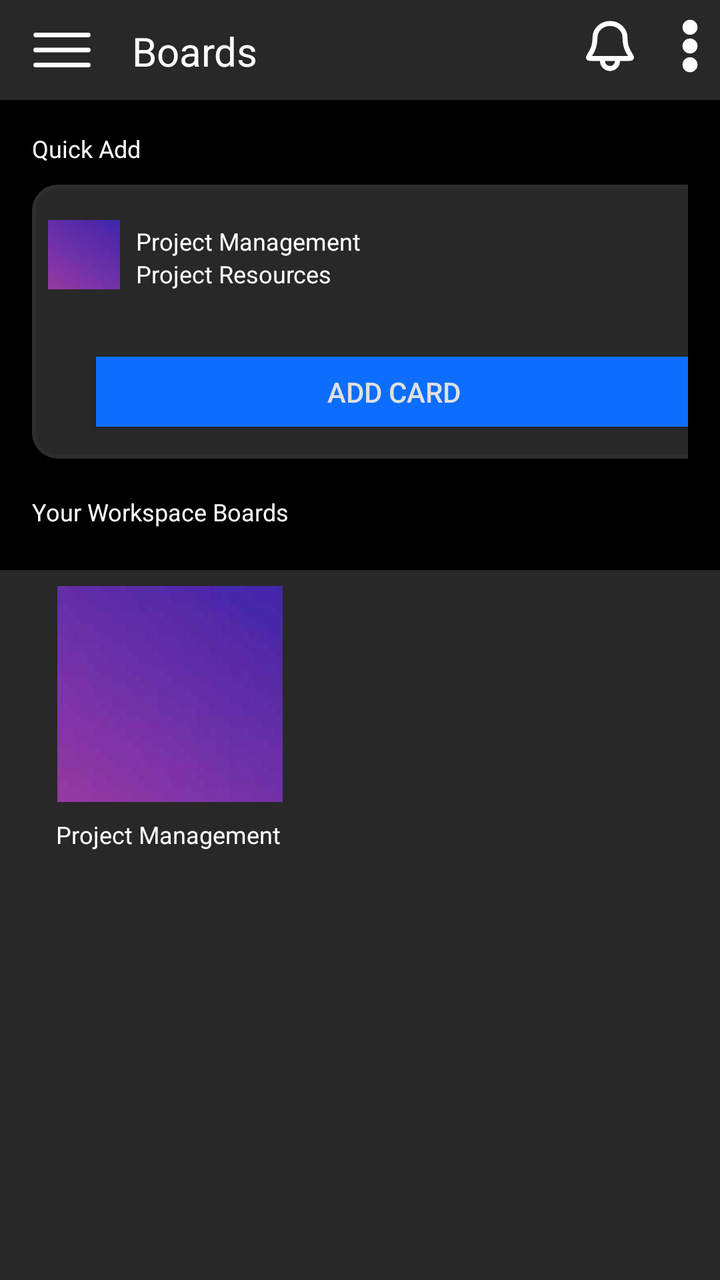
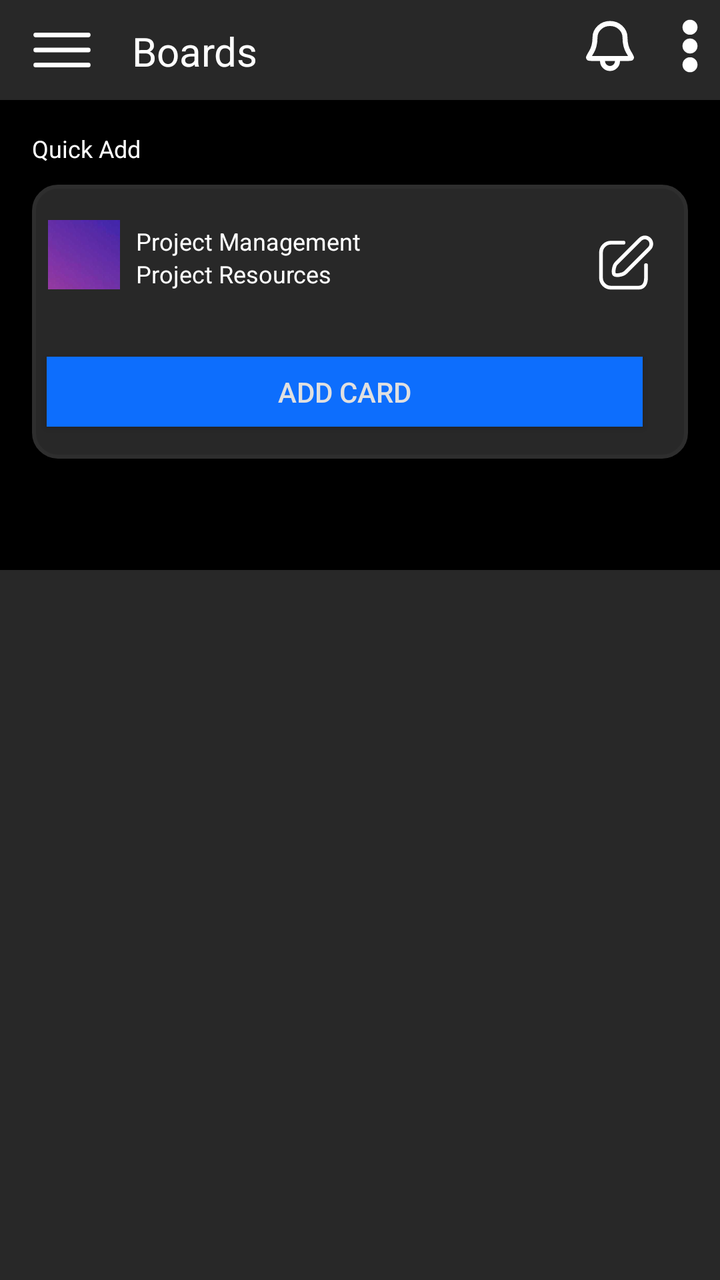

Before-and-after screenshots of an Android layout around one commit, followed by the original layout XML and the change that was made.
<!-- AndroidManifest.xml: activity theme Theme.AppCompat.NoActionBar -->
<!-- res/layout/activity_home.xml -->
<?xml version="1.0" encoding="utf-8"?>
<androidx.constraintlayout.widget.ConstraintLayout
    xmlns:android="http://schemas.android.com/apk/res/android"
    xmlns:app="http://schemas.android.com/apk/res-auto"
    xmlns:tools="http://schemas.android.com/tools"
    android:layout_width="match_parent"
    android:layout_height="match_parent">

    
    <androidx.constraintlayout.widget.ConstraintLayout
        android:id="@+id/header"
        android:layout_width="match_parent"
        android:layout_height="50dp"
        android:background="@color/dark_gray"
        app:layout_constraintEnd_toEndOf="parent"
        app:layout_constraintStart_toStartOf="parent"
        app:layout_constraintTop_toTopOf="parent">

        <ImageView
            android:id="@+id/menu_icon"
            android:layout_width="30dp"
            android:layout_height="48dp"
            android:layout_marginStart="16dp"
            android:layout_marginTop="1dp"
            android:src="@drawable/bars"
            app:layout_constraintStart_toStartOf="parent"
            app:layout_constraintTop_toTopOf="parent" />

        <TextView
            android:id="@+id/tv_boards"
            android:layout_width="wrap_content"
            android:layout_height="wrap_content"
            android:layout_marginStart="20dp"
            android:layout_marginTop="12dp"
            android:text="Boards"
            android:textColor="@color/white"
            android:textSize="20sp"
            app:layout_constraintStart_toEndOf="@id/menu_icon"
            app:layout_constraintTop_toTopOf="parent" />


        <ImageView
            android:id="@+id/notification_icon"
            android:layout_width="30dp"
            android:layout_height="30dp"
            android:layout_marginTop="8dp"
            android:layout_marginRight="40dp"
            android:src="@drawable/bell"
            app:layout_constraintRight_toRightOf="@id/option_icon"
            app:layout_constraintTop_toTopOf="parent" />

        <ImageView
            android:id="@+id/option_icon"
            android:layout_width="30dp"
            android:layout_height="30dp"
            android:layout_marginStart="228dp"
            android:layout_marginTop="8dp"
            android:src="@drawable/options_icon"
            app:layout_constraintRight_toRightOf="parent"
            app:layout_constraintTop_toTopOf="parent" />

    </androidx.constraintlayout.widget.ConstraintLayout>

    
    <androidx.constraintlayout.widget.ConstraintLayout
        android:id="@+id/quick_Add"
        android:layout_width="match_parent"
        android:layout_height="235dp"
        android:background="@color/black"
        android:paddingHorizontal="16dp"
        app:layout_constraintTop_toBottomOf="@id/header">

        <TextView
            android:id="@+id/quick_Add_Text"
            android:layout_width="wrap_content"
            android:layout_height="wrap_content"
            android:layout_marginTop="16dp"
            android:text="Quick Add"
            android:textColor="@color/white"
            android:textSize="12sp"
            app:layout_constraintTop_toTopOf="parent"
            app:layout_constraintStart_toStartOf="parent" />

        <androidx.constraintlayout.widget.ConstraintLayout
            android:id="@+id/add_Card"
            android:layout_width="376dp"
            android:layout_height="137dp"
            android:layout_marginTop="10dp"
            app:layout_constraintTop_toBottomOf="@id/quick_Add_Text"
            android:background="@drawable/border"
            tools:layout_editor_absoluteX="2dp"
            tools:layout_editor_absoluteY="45dp">

            <ImageView
                android:id="@+id/default_icon"
                android:layout_width="36dp"
                android:layout_height="38dp"
                android:layout_marginStart="8dp"
                android:layout_marginTop="16dp"
                android:src="@drawable/default_board"
                app:layout_constraintStart_toStartOf="parent"
                app:layout_constraintTop_toTopOf="parent" />

            <TextView
                android:id="@+id/project_heading"
                android:layout_width="wrap_content"
                android:layout_height="wrap_content"
                android:layout_marginStart="8dp"
                android:layout_marginTop="20dp"
                android:text="Project Management"
                android:textColor="@color/white"
                android:textSize="12sp"
                app:layout_constraintStart_toEndOf="@id/default_icon"
                app:layout_constraintTop_toTopOf="parent" />

            <TextView
                android:id="@+id/project_text"
                android:layout_width="wrap_content"
                android:layout_height="wrap_content"
                android:layout_marginStart="8dp"

                android:text="Project Resources"
                android:textColor="@color/white"
                android:textSize="12sp"
                app:layout_constraintStart_toEndOf="@id/default_icon"
                app:layout_constraintTop_toBottomOf="@id/project_heading" />

            <ImageView
                android:id="@+id/edit_icon"
                android:layout_width="30dp"
                android:layout_height="30dp"
                android:layout_marginTop="24dp"
                android:layout_marginEnd="16dp"
                android:src="@drawable/edit_icon"
                app:layout_constraintEnd_toEndOf="parent"
                app:layout_constraintTop_toTopOf="parent" />

            <Button
                android:id="@+id/btn_add_Card"
                android:layout_width="298dp"
                android:layout_height="35dp"
                android:layout_marginEnd="16dp"
                android:layout_marginBottom="16dp"
                android:background="@color/primary"
                android:gravity="center"
                android:text="Add Card"
                android:textColor="@color/light_gray"
                app:layout_constraintBottom_toBottomOf="parent"
                app:layout_constraintEnd_toEndOf="parent"
                app:layout_constraintHorizontal_bias="0.516"
                app:layout_constraintStart_toStartOf="parent" />
        </androidx.constraintlayout.widget.ConstraintLayout>

        <TextView
            android:id="@+id/workspace_Text"
            android:layout_width="wrap_content"
            android:layout_height="wrap_content"
            android:text="Your Workspace Boards"
            android:textColor="@color/white"
            android:textSize="12sp"
            app:layout_constraintBottom_toBottomOf="parent"
            app:layout_constraintTop_toBottomOf="@id/add_Card"
            app:layout_constraintVertical_bias="0.47"
            tools:layout_editor_absoluteX="0dp" />

    </androidx.constraintlayout.widget.ConstraintLayout>

    
    <androidx.constraintlayout.widget.ConstraintLayout
        android:id="@+id/workspace_section"
        android:layout_width="match_parent"
        android:layout_height="0dp"
        android:background="@color/dark_gray"
        app:layout_constraintBottom_toBottomOf="parent"
        app:layout_constraintTop_toBottomOf="@id/quick_Add">

        <ImageView
            android:id="@+id/workspace_1"
            android:layout_width="162dp"
            android:layout_height="108dp"
            android:layout_marginStart="4dp"
            android:layout_marginTop="8dp"
            android:src="@drawable/default_board"
            app:layout_constraintStart_toStartOf="parent"
            app:layout_constraintTop_toTopOf="parent" />

        <TextView
            android:id="@+id/workspace1_Text"
            android:layout_width="wrap_content"
            android:layout_height="wrap_content"
            android:layout_marginStart="28dp"
            android:layout_marginTop="8dp"
            android:text="Project Management"
            android:textColor="@color/white"
            android:textSize="12sp"
            app:layout_constraintStart_toStartOf="parent"
            app:layout_constraintTop_toBottomOf="@id/workspace_1" />

    </androidx.constraintlayout.widget.ConstraintLayout>

</androidx.constraintlayout.widget.ConstraintLayout>
<!-- resources referenced by this layout -->
<resources>
  <color name="black">#FF000000</color>
  <color name="dark_gray">#282828</color>
  <color name="light_gray">#E0E0E0</color>
  <color name="primary">#0d6efd</color>
  <color name="white">#FFFFFFFF</color>
  <!-- drawable bars (drawable) -->
  <vector xmlns:android="http://schemas.android.com/apk/res/android"
      android:width="800dp"
      android:height="800dp"
      android:viewportWidth="32"
      android:viewportHeight="32">
    <path
        android:strokeWidth="1"
        android:pathData="M2,8.749h28c0.414,0 0.75,-0.336 0.75,-0.75s-0.336,-0.75 -0.75,-0.75v0h-28c-0.414,0 -0.75,0.336 -0.75,0.75s0.336,0.75 0.75,0.75v0zM30,15.25h-28c-0.414,0 -0.75,0.336 -0.75,0.75s0.336,0.75 0.75,0.75v0h28c0.414,0 0.75,-0.336 0.75,-0.75s-0.336,-0.75 -0.75,-0.75v0zM30,23.25h-28c-0.414,0 -0.75,0.336 -0.75,0.75s0.336,0.75 0.75,0.75v0h28c0.414,0 0.75,-0.336 0.75,-0.75s-0.336,-0.75 -0.75,-0.75v0z"
        android:fillColor="#fff"
        android:strokeColor="#fff"/>
  </vector>
  <!-- drawable bell (drawable) -->
  <vector xmlns:android="http://schemas.android.com/apk/res/android"
      android:width="800dp"
      android:height="800dp"
      android:viewportWidth="24"
      android:viewportHeight="24">
    <path
        android:pathData="M9.002,17H5.606C4.348,17 3.719,17 3.586,16.902C3.438,16.792 3.401,16.728 3.385,16.544C3.371,16.38 3.756,15.749 4.528,14.487C5.324,13.184 6,11.286 6,8.6C6,7.115 6.632,5.69 7.758,4.64C8.883,3.59 10.409,3 12,3C13.592,3 15.118,3.59 16.243,4.64C17.368,5.69 18,7.115 18,8.6C18,11.286 18.677,13.184 19.473,14.487C20.244,15.749 20.63,16.38 20.615,16.544C20.599,16.728 20.563,16.792 20.414,16.902C20.282,17 19.653,17 18.394,17H15M9.002,17L9,18C9,19.657 10.344,21 12,21C13.657,21 15,19.657 15,18V17M9.002,17H15"
        android:strokeLineJoin="round"
        android:strokeWidth="2"
        android:fillColor="#00000000"
        android:strokeColor="#fff"
        android:strokeLineCap="round"/>
  </vector>
  <!-- drawable border (drawable) -->
  <?xml version="1.0" encoding="utf-8"?>
  <shape xmlns:android="http://schemas.android.com/apk/res/android">
      
      <solid android:color="@color/dark_gray" />
      <stroke
          android:width="2dp"
          android:color="#2e2e2e" /> 
  
      
      <corners android:radius="12dp" /> 
  </shape>
  <!-- drawable options_icon (drawable) -->
  <vector xmlns:android="http://schemas.android.com/apk/res/android"
      android:width="800dp"
      android:height="800dp"
      android:viewportWidth="16"
      android:viewportHeight="16">
    <path
        android:strokeWidth="1"
        android:pathData="M9.5,13a1.5,1.5 0,1 1,-3 0,1.5 1.5,0 0,1 3,0zM9.5,8a1.5,1.5 0,1 1,-3 0,1.5 1.5,0 0,1 3,0zM9.5,3a1.5,1.5 0,1 1,-3 0,1.5 1.5,0 0,1 3,0z"
        android:fillColor="#fff"
        android:strokeColor="#fff"/>
  </vector>
  <style name="Theme.AppCompat.NoActionBar" parent="Theme.AppCompat.Light.NoActionBar">
          
      </style>
  <!-- unchanged entries left out for length: 2 -->
</resources>

<!-- the commit's change to res/layout/activity_home.xml (unified diff, before → after) -->
@@ -38,7 +38,6 @@
             app:layout_constraintStart_toEndOf="@id/menu_icon"
             app:layout_constraintTop_toTopOf="parent" />
 
-
         <ImageView
             android:id="@+id/notification_icon"
             android:layout_width="30dp"
@@ -46,11 +45,11 @@
             android:layout_marginTop="8dp"
             android:layout_marginRight="40dp"
             android:src="@drawable/bell"
-            app:layout_constraintRight_toRightOf="@id/option_icon"
+            app:layout_constraintRight_toRightOf="@id/add_board"
             app:layout_constraintTop_toTopOf="parent" />
 
         <ImageView
-            android:id="@+id/option_icon"
+            android:id="@+id/add_board"
             android:layout_width="30dp"
             android:layout_height="30dp"
             android:layout_marginStart="228dp"
@@ -83,13 +82,11 @@
 
         <androidx.constraintlayout.widget.ConstraintLayout
             android:id="@+id/add_Card"
-            android:layout_width="376dp"
+            android:layout_width="match_parent"
             android:layout_height="137dp"
             android:layout_marginTop="10dp"
             app:layout_constraintTop_toBottomOf="@id/quick_Add_Text"
-            android:background="@drawable/border"
-            tools:layout_editor_absoluteX="2dp"
-            tools:layout_editor_absoluteY="45dp">
+            android:background="@drawable/border">
 
             <ImageView
                 android:id="@+id/default_icon"
@@ -118,7 +115,6 @@
                 android:layout_width="wrap_content"
                 android:layout_height="wrap_content"
                 android:layout_marginStart="8dp"
-
                 android:text="Project Resources"
                 android:textColor="@color/white"
                 android:textSize="12sp"
@@ -151,51 +147,22 @@
                 app:layout_constraintStart_toStartOf="parent" />
         </androidx.constraintlayout.widget.ConstraintLayout>
 
-        <TextView
-            android:id="@+id/workspace_Text"
-            android:layout_width="wrap_content"
-            android:layout_height="wrap_content"
-            android:text="Your Workspace Boards"
-            android:textColor="@color/white"
-            android:textSize="12sp"
-            app:layout_constraintBottom_toBottomOf="parent"
-            app:layout_constraintTop_toBottomOf="@id/add_Card"
-            app:layout_constraintVertical_bias="0.47"
-            tools:layout_editor_absoluteX="0dp" />
-
     </androidx.constraintlayout.widget.ConstraintLayout>
 
     
-    <androidx.constraintlayout.widget.ConstraintLayout
+
+    <androidx.recyclerview.widget.RecyclerView
         android:id="@+id/workspace_section"
         android:layout_width="match_parent"
         android:layout_height="0dp"
+        android:clipToPadding="false"
+        android:padding="8dp"
         android:background="@color/dark_gray"
+        android:overScrollMode="never"
+        android:scrollbars="none"
         app:layout_constraintBottom_toBottomOf="parent"
-        app:layout_constraintTop_toBottomOf="@id/quick_Add">
-
-        <ImageView
-            android:id="@+id/workspace_1"
-            android:layout_width="162dp"
-            android:layout_height="108dp"
-            android:layout_marginStart="4dp"
-            android:layout_marginTop="8dp"
-            android:src="@drawable/default_board"
-            app:layout_constraintStart_toStartOf="parent"
-            app:layout_constraintTop_toTopOf="parent" />
-
-        <TextView
-            android:id="@+id/workspace1_Text"
-            android:layout_width="wrap_content"
-            android:layout_height="wrap_content"
-            android:layout_marginStart="28dp"
-            android:layout_marginTop="8dp"
-            android:text="Project Management"
-            android:textColor="@color/white"
-            android:textSize="12sp"
-            app:layout_constraintStart_toStartOf="parent"
-            app:layout_constraintTop_toBottomOf="@id/workspace_1" />
-
-    </androidx.constraintlayout.widget.ConstraintLayout>
+        app:layout_constraintTop_toBottomOf="@id/quick_Add"
+        app:layout_constraintStart_toStartOf="parent"
+        app:layout_constraintEnd_toEndOf="parent"/>
 
 </androidx.constraintlayout.widget.ConstraintLayout>
